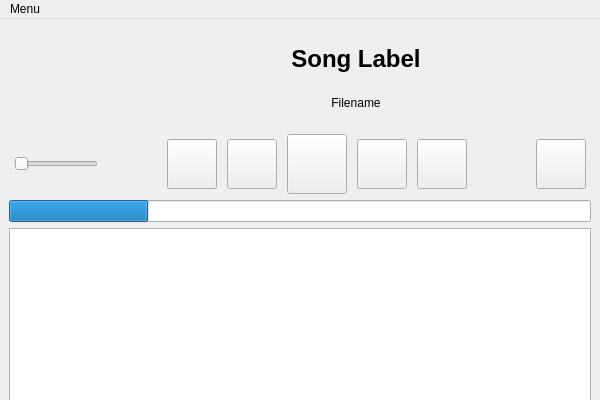
Qt form app/src/mainwindow.ui (PraydE007/uAmp) before a commit; both pictures show x 0 to 600 and y 0 to 400 of the 600 by 800 pixel window.
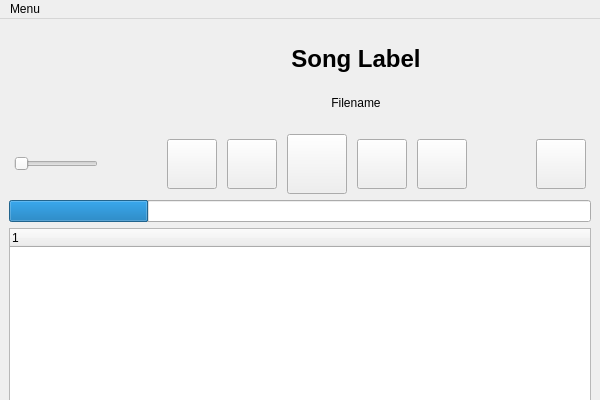
The same form after that commit. Icons and pictures are not drawn.

Commit message: playlist needs to be done

What changed in the file:
```diff
--- a/app/src/mainwindow.ui
+++ b/app/src/mainwindow.ui
@@ -402,10 +402,12 @@
      </widget>
     </item>
     <item>
-     <widget class="QTableView" name="playlistView">
-      <property name="focusPolicy">
-       <enum>Qt::ClickFocus</enum>
-      </property>
+     <widget class="QTreeWidget" name="treeWidget">
+      <column>
+       <property name="text">
+        <string notr="true">1</string>
+       </property>
+      </column>
      </widget>
     </item>
     <item>
```
The commit also changes 268 other files.
